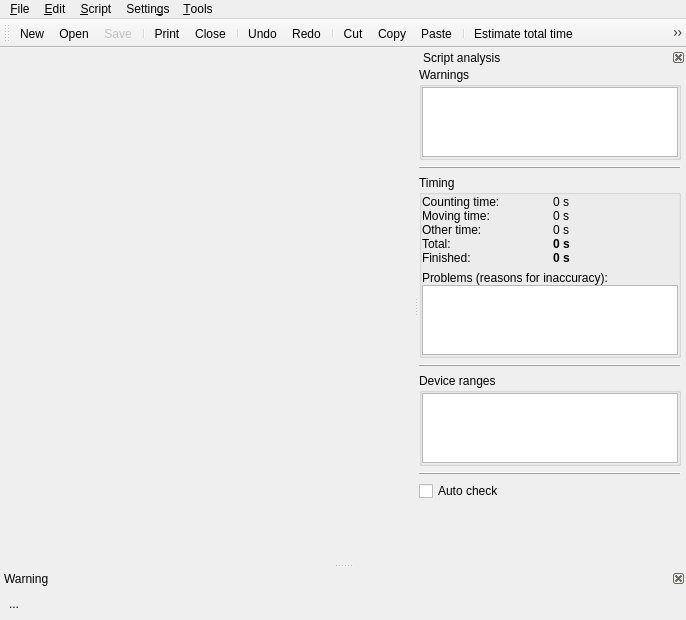
The window that lib/nicos/gui/editor.ui (mlz-ictrl/nicos) describes before a commit, drawn with Qt 5.
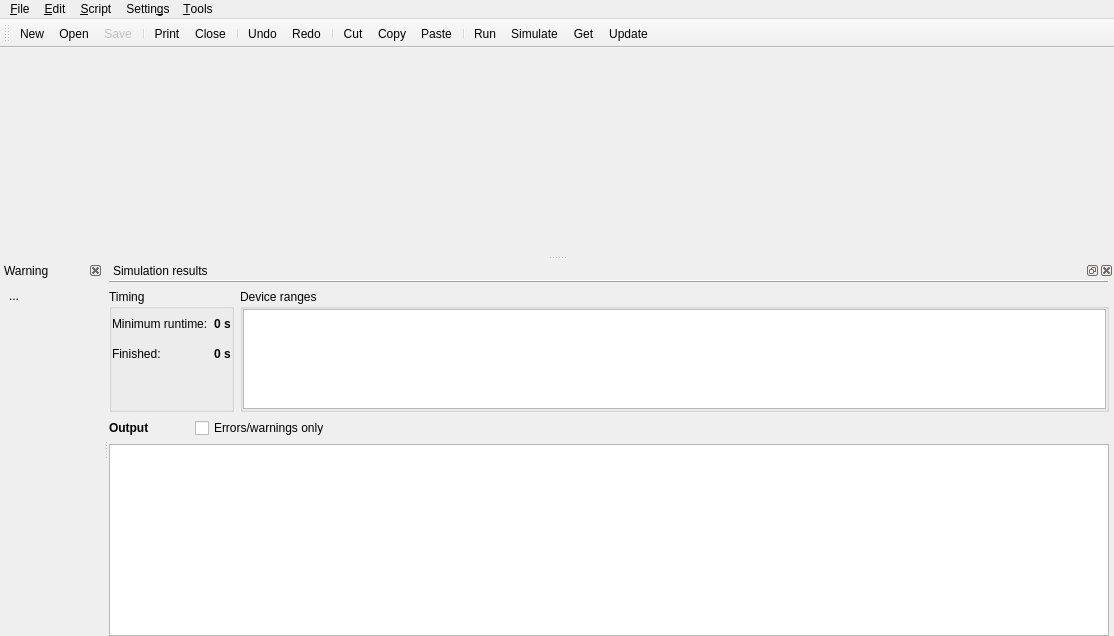
The same window after the commit. Icons and pictures are not drawn. Custom widgets are drawn as their Qt base class.

Commit message: Add GUI integration of the simulation-fork feature. Replace the old static analyzer tool with it and change the interface slightly.

What changed in the file:
```diff
--- a/lib/nicos/gui/editor.ui
+++ b/lib/nicos/gui/editor.ui
@@ -6,8 +6,8 @@
    <rect>
     <x>0</x>
     <y>0</y>
-    <width>686</width>
-    <height>620</height>
+    <width>1114</width>
+    <height>636</height>
    </rect>
   </property>
   <widget class="QWidget" name="centralwidget"/>
@@ -16,7 +16,7 @@
     <rect>
      <x>0</x>
      <y>0</y>
-     <width>686</width>
+     <width>1114</width>
      <height>23</height>
     </rect>
    </property>
@@ -66,10 +66,9 @@
     <property name="title">
      <string>&amp;Script</string>
     </property>
-    <addaction name="actionEstimate"/>
-    <addaction name="actionGoalTime"/>
     <addaction name="separator"/>
     <addaction name="actionRun"/>
+    <addaction name="actionSimulate"/>
     <addaction name="actionUpdate"/>
     <addaction name="separator"/>
     <addaction name="actionGet"/>
@@ -122,10 +121,8 @@
    <addaction name="actionCopy"/>
    <addaction name="actionPaste"/>
    <addaction name="separator"/>
-   <addaction name="actionEstimate"/>
-   <addaction name="actionGoalTime"/>
-   <addaction name="separator"/>
    <addaction name="actionRun"/>
+   <addaction name="actionSimulate"/>
    <addaction name="actionGet"/>
    <addaction name="actionUpdate"/>
   </widget>
@@ -225,7 +222,7 @@
     <bool>false</bool>
    </property>
    <property name="features">
-    <set>QDockWidget::DockWidgetClosable</set>
+    <set>QDockWidget::DockWidgetClosable|QDockWidget::DockWidgetMovable</set>
    </property>
    <property name="windowTitle">
     <string>Warning</string>
@@ -248,24 +245,18 @@
     </layout>
    </widget>
   </widget>
-  <widget class="QDockWidget" name="analysisWidget">
+  <widget class="QDockWidget" name="simPane">
    <property name="floating">
     <bool>false</bool>
    </property>
-   <property name="features">
-    <set>QDockWidget::DockWidgetClosable</set>
-   </property>
-   <property name="allowedAreas">
-    <set>Qt::RightDockWidgetArea</set>
-   </property>
    <property name="windowTitle">
-    <string>Script analysis</string>
+    <string>Simulation results</string>
    </property>
    <attribute name="dockWidgetArea">
-    <number>2</number>
+    <number>8</number>
    </attribute>
-   <widget class="QWidget" name="dockWidgetContents">
-    <layout class="QVBoxLayout" name="verticalLayout_5">
+   <widget class="QWidget" name="dockWidgetContents_2">
+    <layout class="QVBoxLayout" name="verticalLayout_6">
      <property name="leftMargin">
       <number>0</number>
      </property>
@@ -279,48 +270,7 @@
       <number>0</number>
      </property>
      <item>
-      <widget class="QGroupBox" name="groupBox">
-       <property name="title">
-        <string>Warnings</string>
-       </property>
-       <layout class="QVBoxLayout" name="verticalLayout_3">
-        <property name="margin">
-         <number>0</number>
-        </property>
-        <item>
-         <widget class="QTreeWidget" name="analysisErrors">
-          <property name="rootIsDecorated">
-           <bool>false</bool>
-          </property>
-          <property name="allColumnsShowFocus">
-           <bool>true</bool>
-          </property>
-          <property name="headerHidden">
-           <bool>true</bool>
-          </property>
-          <property name="columnCount">
-           <number>2</number>
-          </property>
-          <attribute name="headerMinimumSectionSize">
-           <number>10</number>
-          </attribute>
-          <column>
-           <property name="text">
-            <string>line</string>
-           </property>
-          </column>
-          <column>
-           <property name="text">
-            <string/>
-           </property>
-          </column>
-         </widget>
-        </item>
-       </layout>
-      </widget>
-     </item>
-     <item>
-      <widget class="QFrame" name="frame">
+      <widget class="QFrame" name="frame_4">
        <property name="frameShape">
         <enum>QFrame::HLine</enum>
        </property>
@@ -330,90 +280,50 @@
       </widget>
      </item>
      <item>
-      <widget class="QGroupBox" name="groupBox_2">
+      <layout class="QGridLayout" name="gridLayout_3">
+       <item row="0" column="0">
+        <widget class="QGroupBox" name="groupBox_5">
        <property name="title">
         <string>Timing</string>
        </property>
-       <layout class="QVBoxLayout" name="verticalLayout_2">
+         <layout class="QVBoxLayout" name="verticalLayout_8">
         <property name="margin">
          <number>0</number>
         </property>
         <item>
-         <layout class="QGridLayout" name="gridLayout">
+           <layout class="QGridLayout" name="gridLayout_2">
           <property name="verticalSpacing">
            <number>0</number>
           </property>
-          <item row="0" column="0">
-           <widget class="QLabel" name="label">
-            <property name="text">
-             <string>Counting time:</string>
-            </property>
-           </widget>
-          </item>
           <item row="0" column="1">
-           <widget class="QLabel" name="analysisCountingTime">
+             <widget class="QLabel" name="simTotalTime">
+              <property name="font">
+               <font>
+                <weight>75</weight>
+                <bold>true</bold>
+               </font>
+              </property>
             <property name="text">
              <string>0 s</string>
             </property>
            </widget>
           </item>
+            <item row="0" column="0">
+             <widget class="QLabel" name="label_7">
+              <property name="text">
+               <string>Minimum runtime:</string>
+              </property>
+             </widget>
+            </item>
           <item row="1" column="0">
-           <widget class="QLabel" name="label_3">
-            <property name="text">
-             <string>Moving time:</string>
-            </property>
-           </widget>
-          </item>
-          <item row="1" column="1">
-           <widget class="QLabel" name="analysisMovingTime">
-            <property name="text">
-             <string>0 s</string>
-            </property>
-           </widget>
-          </item>
-          <item row="2" column="0">
-           <widget class="QLabel" name="label_4">
-            <property name="text">
-             <string>Other time:</string>
-            </property>
-           </widget>
-          </item>
-          <item row="2" column="1">
-           <widget class="QLabel" name="analysisOtherTime">
-            <property name="text">
-             <string>0 s</string>
-            </property>
-           </widget>
-          </item>
-          <item row="3" column="1">
-           <widget class="QLabel" name="analysisTotalTime">
-            <property name="font">
-             <font>
-              <weight>75</weight>
-              <bold>true</bold>
-             </font>
-            </property>
-            <property name="text">
-             <string>0 s</string>
-            </property>
-           </widget>
-          </item>
-          <item row="3" column="0">
-           <widget class="QLabel" name="label_5">
-            <property name="text">
-             <string>Total:</string>
-            </property>
-           </widget>
-          </item>
-          <item row="4" column="0">
-           <widget class="QLabel" name="label_6">
+             <widget class="QLabel" name="label_8">
             <property name="text">
              <string>Finished:</string>
             </property>
            </widget>
           </item>
-          <item row="4" column="1">
-           <widget class="QLabel" name="analysisFinished">
+            <item row="1" column="1">
+             <widget class="QLabel" name="simFinished">
             <property name="font">
              <font>
               <weight>75</weight>
@@ -428,81 +338,50 @@
          </layout>
         </item>
         <item>
-         <layout class="QVBoxLayout" name="verticalLayout_6">
-          <property name="spacing">
-           <number>0</number>
-          </property>
-          <property name="leftMargin">
-           <number>0</number>
-          </property>
-          <property name="topMargin">
-           <number>0</number>
-          </property>
-          <item>
-           <widget class="QLabel" name="label_2">
-            <property name="text">
-             <string>Problems (reasons for inaccuracy):</string>
-            </property>
-           </widget>
+           <spacer name="verticalSpacer">
+            <property name="orientation">
+             <enum>Qt::Vertical</enum>
+            </property>
+            <property name="sizeType">
+             <enum>QSizePolicy::Ignored</enum>
+            </property>
+            <property name="sizeHint" stdset="0">
+             <size>
+              <width>20</width>
+              <height>40</height>
+             </size>
+            </property>
+           </spacer>
           </item>
-          <item>
-           <widget class="QTreeWidget" name="analysisTimingProblems">
-            <property name="rootIsDecorated">
-             <bool>false</bool>
-            </property>
-            <property name="allColumnsShowFocus">
-             <bool>true</bool>
-            </property>
-            <property name="headerHidden">
-             <bool>true</bool>
-            </property>
-            <property name="columnCount">
-             <number>2</number>
-            </property>
-            <attribute name="headerMinimumSectionSize">
-             <number>10</number>
-            </attribute>
-            <column>
-             <property name="text">
-              <string>line</string>
-             </property>
-            </column>
-            <column>
-             <property name="text">
-              <string/>
-             </property>
-            </column>
-           </widget>
-          </item>
          </layout>
-        </item>
-       </layout>
-      </widget>
-     </item>
-     <item>
-      <widget class="QFrame" name="frame_2">
-       <property name="frameShape">
-        <enum>QFrame::HLine</enum>
-       </property>
-       <property name="frameShadow">
-        <enum>QFrame::Raised</enum>
-       </property>
-      </widget>
-     </item>
-     <item>
-      <widget class="QGroupBox" name="groupBox_3">
+        </widget>
+       </item>
+       <item row="0" column="1">
+        <widget class="QGroupBox" name="groupBox_6">
        <property name="title">
         <string>Device ranges</string>
        </property>
        <property name="checkable">
         <bool>false</bool>
        </property>
-       <layout class="QVBoxLayout" name="verticalLayout_4">
+         <layout class="QVBoxLayout" name="verticalLayout_9">
         <property name="margin">
          <number>0</number>
         </property>
         <item>
-         <widget class="QTreeWidget" name="analysisRanges">
+           <widget class="QTreeWidget" name="simRanges">
+            <property name="sizePolicy">
+             <sizepolicy hsizetype="Expanding" vsizetype="Ignored">
+              <horstretch>0</horstretch>
+              <verstretch>0</verstretch>
+             </sizepolicy>
+            </property>
+            <property name="minimumSize">
+             <size>
+              <width>0</width>
+              <height>100</height>
+             </size>
+            </property>
           <property name="rootIsDecorated">
            <bool>false</bool>
           </property>
@@ -546,42 +425,130 @@
        </layout>
       </widget>
      </item>
+      </layout>
+     </item>
      <item>
-      <widget class="QFrame" name="frame_3">
-       <property name="frameShape">
-        <enum>QFrame::HLine</enum>
-       </property>
-       <property name="frameShadow">
-        <enum>QFrame::Raised</enum>
+      <layout class="QVBoxLayout" name="verticalLayout_2">
+       <item>
+        <layout class="QHBoxLayout" name="horizontalLayout">
+         <item>
+          <widget class="QLabel" name="label">
+           <property name="font">
+            <font>
+             <weight>75</weight>
+             <bold>true</bold>
+            </font>
+           </property>
+           <property name="text">
+            <string>Output</string>
        </property>
       </widget>
      </item>
      <item>
-      <widget class="QCheckBox" name="analysisAutoCheck">
+          <spacer name="horizontalSpacer_2">
+           <property name="orientation">
+            <enum>Qt::Horizontal</enum>
+           </property>
+           <property name="sizeType">
+            <enum>QSizePolicy::Fixed</enum>
+           </property>
+           <property name="sizeHint" stdset="0">
+            <size>
+             <width>40</width>
+             <height>20</height>
+            </size>
+           </property>
+          </spacer>
+         </item>
+         <item>
+          <widget class="QCheckBox" name="simErrorsOnly">
        <property name="text">
-        <string>Auto check</string>
+            <string>Errors/warnings only</string>
        </property>
       </widget>
      </item>
      <item>
-      <spacer name="verticalSpacer">
+          <spacer name="horizontalSpacer">
        <property name="orientation">
-        <enum>Qt::Vertical</enum>
+            <enum>Qt::Horizontal</enum>
        </property>
        <property name="sizeHint" stdset="0">
         <size>
-         <width>20</width>
-         <height>215</height>
+             <width>40</width>
+             <height>20</height>
         </size>
        </property>
       </spacer>
+         </item>
+        </layout>
+       </item>
+       <item>
+        <widget class="QStackedWidget" name="simOutStack">
+         <property name="currentIndex">
+          <number>0</number>
+         </property>
+         <widget class="QWidget" name="simOutNormalPage">
+          <layout class="QHBoxLayout" name="horizontalLayout_3">
+           <property name="margin">
+            <number>0</number>
+           </property>
+           <item>
+            <widget class="OutputView" name="simOutView">
+             <property name="autoFillBackground">
+              <bool>true</bool>
+             </property>
+             <property name="frameShadow">
+              <enum>QFrame::Plain</enum>
+             </property>
+             <property name="tabChangesFocus">
+              <bool>true</bool>
+             </property>
+             <property name="lineWrapMode">
+              <enum>QTextEdit::NoWrap</enum>
+             </property>
+             <property name="openLinks">
+              <bool>false</bool>
+             </property>
+            </widget>
+           </item>
+          </layout>
+         </widget>
+         <widget class="QWidget" name="simOutErrorPage">
+          <layout class="QHBoxLayout" name="horizontalLayout_2">
+           <property name="margin">
+            <number>0</number>
+           </property>
+           <item>
+            <widget class="OutputView" name="simOutViewErrors">
+             <property name="autoFillBackground">
+              <bool>true</bool>
+             </property>
+             <property name="frameShadow">
+              <enum>QFrame::Plain</enum>
+             </property>
+             <property name="tabChangesFocus">
+              <bool>true</bool>
+             </property>
+             <property name="lineWrapMode">
+              <enum>QTextEdit::NoWrap</enum>
+             </property>
+             <property name="openLinks">
+              <bool>false</bool>
+             </property>
+            </widget>
+           </item>
+          </layout>
+         </widget>
+        </widget>
+       </item>
+      </layout>
      </item>
     </layout>
    </widget>
   </widget>
   <action name="actionOpen">
    <property name="icon">
-    <iconset resource="../../resources/nicos-gui.qrc">
+    <iconset resource="../../../resources/nicos-gui.qrc">
      <normaloff>:/open</normaloff>:/open</iconset>
    </property>
    <property name="text">
@@ -596,7 +563,7 @@
   </action>
   <action name="actionNew">
    <property name="icon">
-    <iconset resource="../../resources/nicos-gui.qrc">
+    <iconset resource="../../../resources/nicos-gui.qrc">
      <normaloff>:/new</normaloff>:/new</iconset>
    </property>
    <property name="text">
@@ -614,7 +581,7 @@
     <bool>false</bool>
    </property>
    <property name="icon">
-    <iconset resource="../../resources/nicos-gui.qrc">
+    <iconset resource="../../../resources/nicos-gui.qrc">
      <normaloff>:/save</normaloff>:/save</iconset>
    </property>
    <property name="text">
@@ -634,7 +601,7 @@
   </action>
   <action name="actionPrint">
    <property name="icon">
-    <iconset resource="../../resources/nicos-gui.qrc">
+    <iconset resource="../../../resources/nicos-gui.qrc">
      <normaloff>:/print</normaloff>:/print</iconset>
    </property>
    <property name="text">
@@ -649,7 +616,7 @@
   </action>
   <action name="actionClose">
    <property name="icon">
-    <iconset resource="../../resources/nicos-gui.qrc">
+    <iconset resource="../../../resources/nicos-gui.qrc">
      <normaloff>:/quit</normaloff>:/quit</iconset>
    </property>
    <property name="text">
@@ -664,7 +631,7 @@
   </action>
   <action name="actionUndo">
    <property name="icon">
-    <iconset resource="../../resources/nicos-gui.qrc">
+    <iconset resource="../../../resources/nicos-gui.qrc">
      <normaloff>:/undo</normaloff>:/undo</iconset>
    </property>
    <property name="text">
@@ -679,7 +646,7 @@
   </action>
   <action name="actionRedo">
    <property name="icon">
-    <iconset resource="../../resources/nicos-gui.qrc">
+    <iconset resource="../../../resources/nicos-gui.qrc">
      <normaloff>:/redo</normaloff>:/redo</iconset>
    </property>
    <property name="text">
@@ -694,7 +661,7 @@
   </action>
   <action name="actionCut">
    <property name="icon">
-    <iconset resource="../../resources/nicos-gui.qrc">
+    <iconset resource="../../../resources/nicos-gui.qrc">
      <normaloff>:/cut</normaloff>:/cut</iconset>
    </property>
    <property name="text">
@@ -709,7 +676,7 @@
   </action>
   <action name="actionCopy">
    <property name="icon">
-    <iconset resource="../../resources/nicos-gui.qrc">
+    <iconset resource="../../../resources/nicos-gui.qrc">
      <normaloff>:/copy</normaloff>:/copy</iconset>
    </property>
    <property name="text">
@@ -724,7 +691,7 @@
   </action>
   <action name="actionPaste">
    <property name="icon">
-    <iconset resource="../../resources/nicos-gui.qrc">
+    <iconset resource="../../../resources/nicos-gui.qrc">
      <normaloff>:/paste</normaloff>:/paste</iconset>
    </property>
    <property name="text">
@@ -739,7 +706,7 @@
   </action>
   <action name="actionRun">
    <property name="icon">
-    <iconset resource="../../resources/nicos-gui.qrc">
+    <iconset resource="../../../resources/nicos-gui.qrc">
      <normaloff>:/continue</normaloff>:/continue</iconset>
    </property>
    <property name="text">
@@ -754,7 +721,7 @@
   </action>
   <action name="actionGet">
    <property name="icon">
-    <iconset resource="../../resources/nicos-gui.qrc">
+    <iconset resource="../../../resources/nicos-gui.qrc">
      <normaloff>:/get</normaloff>:/get</iconset>
    </property>
    <property name="text">
@@ -776,7 +743,7 @@
   </action>
   <action name="actionFind">
    <property name="icon">
-    <iconset resource="../../resources/nicos-gui.qrc">
+    <iconset resource="../../../resources/nicos-gui.qrc">
      <normaloff>:/find</normaloff>:/find</iconset>
    </property>
    <property name="text">
@@ -813,7 +780,7 @@
   </action>
   <action name="actionUpdate">
    <property name="icon">
-    <iconset resource="../../resources/nicos-gui.qrc">
+    <iconset resource="../../../resources/nicos-gui.qrc">
      <normaloff>:/refresh</normaloff>:/refresh</iconset>
    </property>
    <property name="text">
@@ -823,18 +790,6 @@
     <string>Update the currently running script with the one in this window</string>
    </property>
   </action>
-  <action name="actionEstimate">
-   <property name="icon">
-    <iconset resource="../../resources/nicos-gui.qrc">
-     <normaloff>:/timing</normaloff>:/timing</iconset>
-   </property>
-   <property name="text">
-    <string>Estimate total time</string>
-   </property>
-   <property name="shortcut">
-    <string>Ctrl+T</string>
-   </property>
-  </action>
   <action name="actionReload">
    <property name="enabled">
     <bool>false</bool>
@@ -843,16 +798,26 @@
     <string>Re&amp;load from disk</string>
    </property>
   </action>
-  <action name="actionGoalTime">
+  <action name="actionSimulate">
    <property name="icon">
-    <iconset resource="../../resources/nicos-gui.qrc">
-     <normaloff>:/gotiming</normaloff>:/gotiming</iconset>
+    <iconset resource="../../../resources/nicos-gui.qrc">
+     <normaloff>:/simulate</normaloff>:/simulate</iconset>
    </property>
    <property name="text">
-    <string>Set total time goal</string>
+    <string>Simulate</string>
+   </property>
+   <property name="shortcut">
+    <string>Ctrl+Shift+Return</string>
    </property>
   </action>
  </widget>
+ <customwidgets>
+  <customwidget>
+   <class>OutputView</class>
+   <extends>QTextBrowser</extends>
+   <header>nicos.gui.outview.h</header>
+  </customwidget>
+ </customwidgets>
  <resources>
   <include location="../../resources/nicos-gui.qrc"/>
  </resources>
```
Left out of the diff: 2 changed lines with no effect on the pictures. Lines whose indentation alone changed are shown as unchanged. The commit also changes 13 other files.
